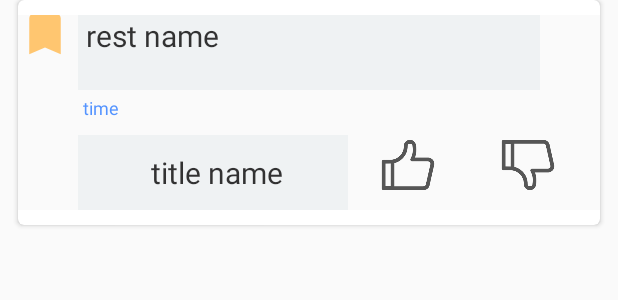
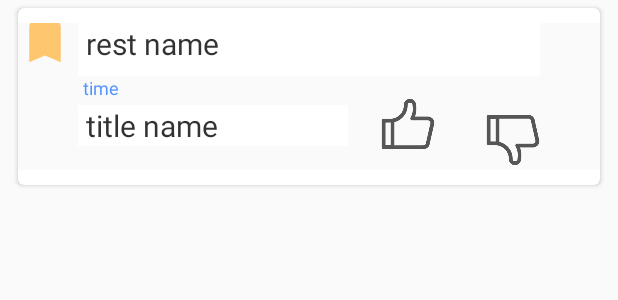
Before and after one commit to jishiDevelopers/jishi-APP, an Android app: the layout activity_history_card_view.xml on its own in the app's theme, with its tools: preview values and no code run, on a phone screen of 412 x 824 dp. Shown: the top 300 px of the screen. Run offline under Robolectric (Android 15) with nearby library versions, the phone set to English and light mode, and no system bars.

Commit message:
chore: modified historyPage style

```diff
--- a/app/src/main/res/layout/activity_history.xml
+++ b/app/src/main/res/layout/activity_history.xml
@@ -4,7 +4,8 @@
     xmlns:tools="http://schemas.android.com/tools"
     android:layout_width="match_parent"
     android:layout_height="match_parent"
-    tools:context=".HistoryActivity">
+    tools:context=".HistoryActivity"
+    android:background="@drawable/purecolorbg">
     <android.support.v7.widget.RecyclerView
         android:id="@+id/card_list"
         android:layout_width="match_parent"
--- a/app/src/main/res/layout/activity_history_card_view.xml
+++ b/app/src/main/res/layout/activity_history_card_view.xml
@@ -6,7 +6,8 @@
     android:layout_marginLeft="12dp"
     android:layout_marginRight="12dp"
     android:layout_height="wrap_content"
-    android:layout_marginBottom="20dp"
+    android:layout_marginBottom="10dp"
+    android:layout_marginTop="5dp"
     android:elevation="4dp"
     android:orientation="vertical"
     app:cardCornerRadius="4dp">
@@ -29,8 +30,8 @@
         <TextView
             android:id="@+id/REST_NAME"
             android:layout_width="match_parent"
-            android:layout_height="50dp"
-            android:background="#eceff1"
+            android:layout_height="35dp"
+            android:background="#ffffff"
             android:gravity="left"
             android:layout_marginRight="40dp"
             android:layout_marginLeft="40dp"
@@ -42,9 +43,9 @@
         <TextView
             android:id="@+id/title_name"
             android:layout_width="180dp"
-            android:layout_height="50dp"
-            android:background="#eceff1"
-            android:gravity="center"
+            android:layout_height="wrap_content"
+            android:background="#ffffff"
+            android:gravity="left"
             android:layout_marginLeft="40dp"
             android:paddingLeft="5dp"
             android:text="title name"
@@ -55,30 +56,34 @@
         <TextView
             android:id="@+id/time"
             android:layout_width="wrap_content"
-            android:layout_height="30dp"
+            android:layout_height="wrap_content"
+            android:layout_below="@id/REST_NAME"
             android:layout_marginLeft="40dp"
-            android:layout_below="@id/REST_NAME"
+            android:layout_marginTop="-4dp"
             android:padding="3dp"
             android:text="time"
             android:textColor="#2979ff"
             android:textSize="12dp" />
+
         <ImageButton
             android:id="@+id/bt_good"
             android:layout_width="40dp"
             android:layout_height="40dp"
             android:layout_below="@+id/time"
-            android:paddingLeft="5dp"
             android:layout_marginLeft="240dp"
-            android:background="@drawable/good"/>
+            android:layout_marginTop="-7dp"
+            android:background="@drawable/good"
+            android:paddingLeft="5dp" />
+
         <ImageButton
             android:id="@+id/bt_bad"
             android:layout_width="40dp"
             android:layout_height="40dp"
             android:layout_below="@+id/time"
-            android:paddingLeft="5dp"
-            android:layout_marginLeft="320dp"
+            android:layout_marginLeft="310dp"
+            android:layout_marginTop="3dp"
             android:background="@drawable/bad"
-            />
+            android:paddingLeft="5dp" />
 
 
 
```
